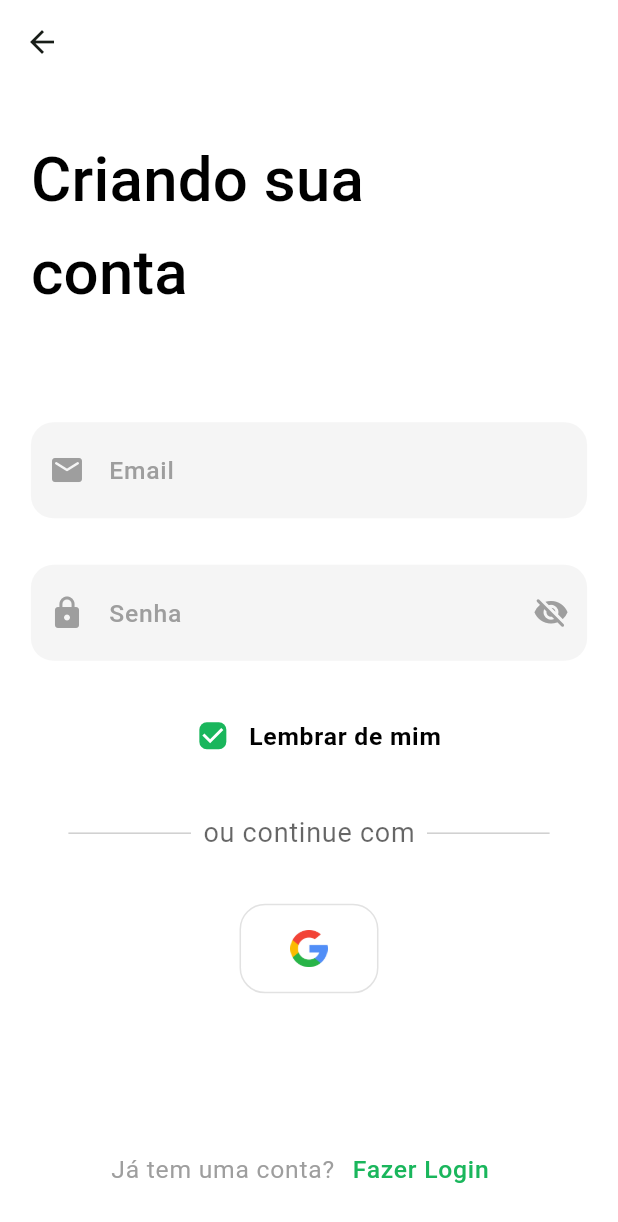
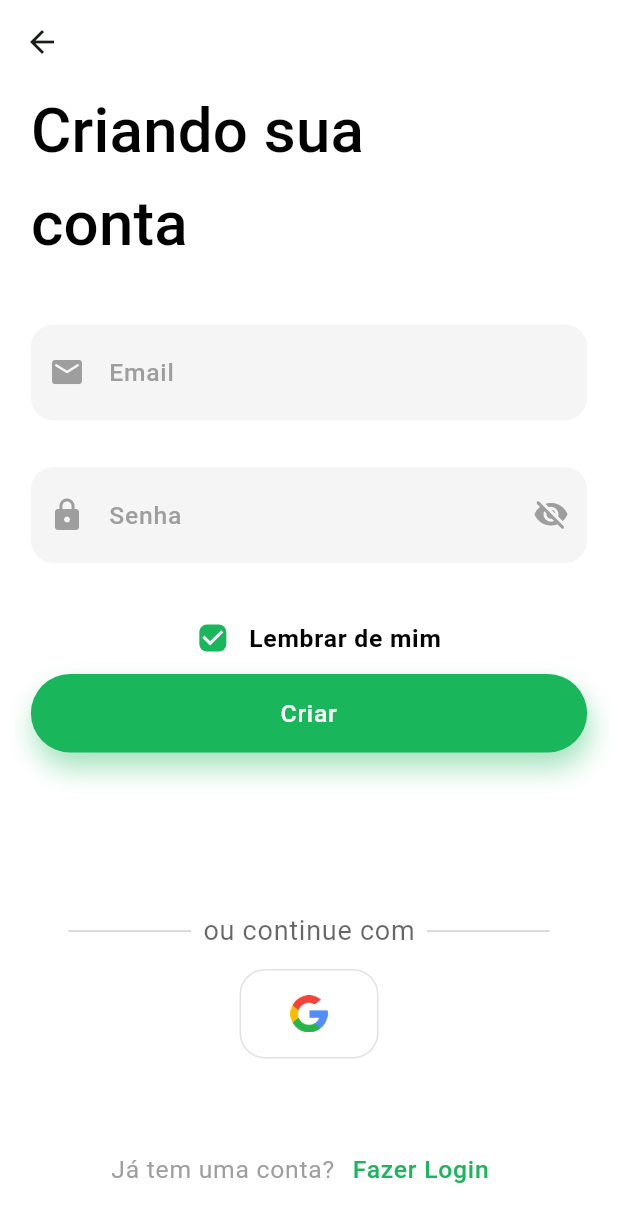
Before and after one commit to JoseVinicius-P/AluExpress-Flutter, a Flutter app: the CreateAccountPage screen opened by its route, on a phone screen of 412 x 824 dp. Shown: the top 1222 px of the screen. Run offline on Flutter 3.47's test engine with Material 2 defaults, Android fonts, the phone set to English and light mode, and no system bars; drawn by our look-alikes of auto_size_text; our stand-ins replace carousel_slider, device_preview, flutter_modular, flutter_triple, mask_text_input_formatter, responsive_builder.

Commit message:
style: adicionando botão para criar conta

```diff
--- a/lib/app/modules/authentication/pages/create_account_page.dart
+++ b/lib/app/modules/authentication/pages/create_account_page.dart
@@ -4,6 +4,7 @@ import 'package:luguel/app/modules/authentication/widgets/divider_widget.dart';
 import 'package:luguel/app/modules/authentication/widgets/google_button_widget.dart';
 import 'package:luguel/app/modules/authentication/widgets/text_field_widget.dart';
 import 'package:luguel/app/modules/authentication/widgets/title_widget.dart';
+import 'package:luguel/app/shared/default_button_widget.dart';
 import 'package:luguel/app/shared/my_colors.dart';
 import 'package:responsive_builder/responsive_builder.dart';
 
@@ -27,11 +28,15 @@ class CreateAccountPageState extends State<CreateAccountPage> {
         child: Column(
           mainAxisSize: MainAxisSize.max,
           children: [
-            const TitleWidget(
-              text: 'Criando sua \nconta',
-              textAlign: TextAlign.left,
+            Expanded(
+              flex: 1,
+              child: const TitleWidget(
+                text: 'Criando sua \nconta',
+                textAlign: TextAlign.left,
+              ),
             ),
             Expanded(
+              flex: 2,
                 child: Column(
                   crossAxisAlignment: CrossAxisAlignment.center,
                   children: [
@@ -48,7 +53,14 @@ class CreateAccountPageState extends State<CreateAccountPage> {
                         icon: Icons.lock,
                         keyboardType: TextInputType.visiblePassword
                     ),
-                    ChekboxRememberMe(checked: true, onChanged: (isChecked){},)
+                    ChekboxRememberMe(checked: true, onChanged: (isChecked){},),
+                    DefaultButtonWidget(
+                      onTap: (){},
+                      text: 'Criar',
+                      backgroundColor: MyColors.primaryColor,
+                      textColor: Colors.white,
+                      shadow: true,
+                    )
                   ],
                 )
             ),
```
